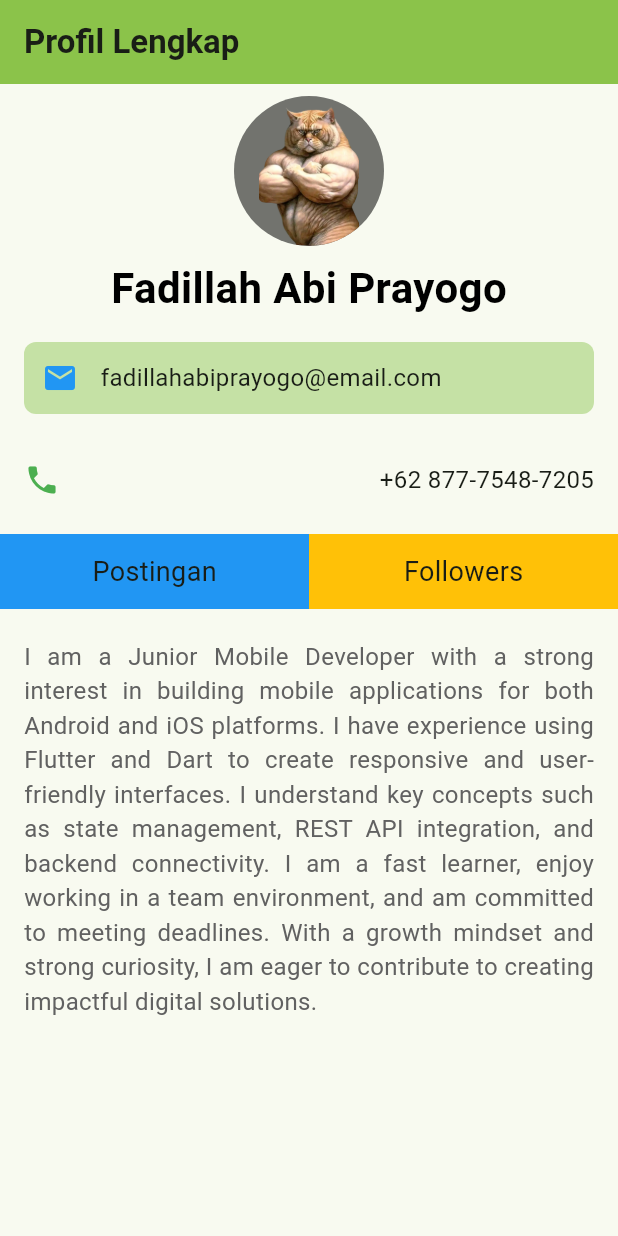
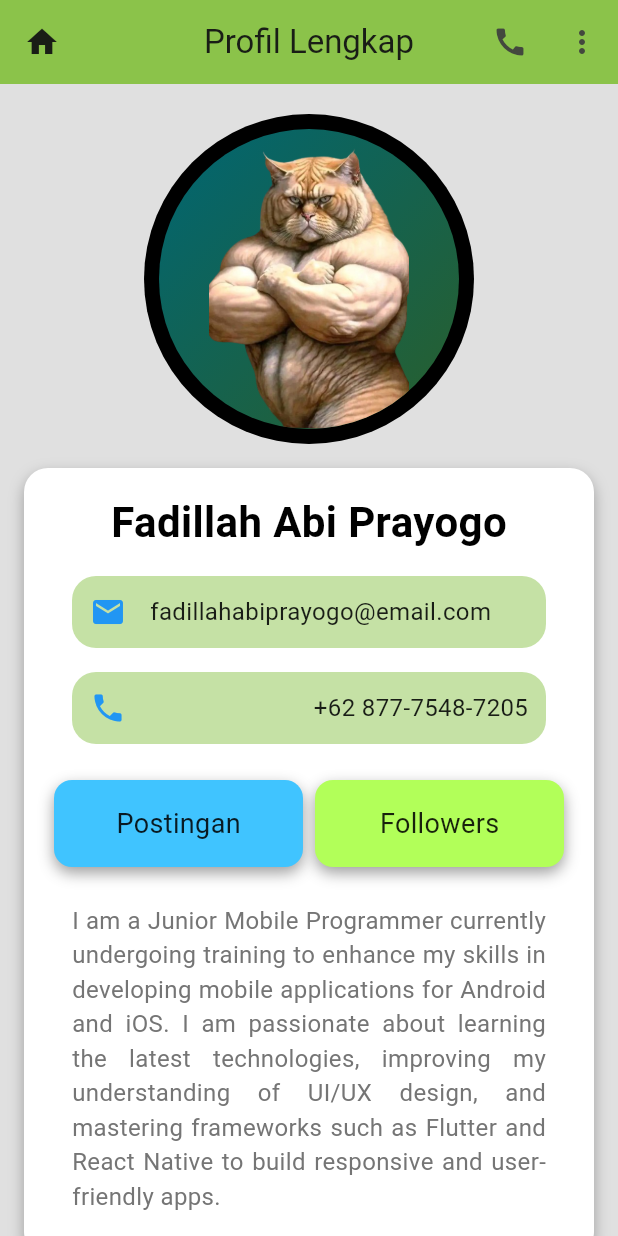
Before and after one commit to fadillahabi/belajar_flutter, a Flutter app: the screen it shows after launch, on a phone screen of 412 x 824 dp. Run offline on Flutter 3.47's test engine with Material 3 defaults, Android fonts, the phone set to English and light mode, and no system bars.

Commit message:
Tugas 2 Flutter  : Done

```diff
--- a/projectFlutter/belajar flutter/ppkd_flutter/lib/main.dart
+++ b/projectFlutter/belajar flutter/ppkd_flutter/lib/main.dart
@@ -2,7 +2,7 @@ import 'package:flutter/material.dart';
 import 'package:ppkd_flutter/meet_2/meet_2.dart';
 import 'package:ppkd_flutter/meet_2/meet_2A.dart';
 // import 'package:ppkd_flutter/meet_2/meet_2A.dart';
-import 'package:ppkd_flutter/tugas_2_fluuter.dart';
+import 'package:ppkd_flutter/tugas_2_flutter.dart';
 // import 'package:ppkd_flutter/meet_1/meet.dart';
 // import 'package:ppkd_flutter/tugas_1_flutter.dart';
 
--- /dev/null
+++ b/projectFlutter/belajar flutter/ppkd_flutter/lib/tugas_2_flutter.dart
@@ -0,0 +1,202 @@
+import 'package:flutter/material.dart';
+
+class Tugas2Flutter extends StatelessWidget {
+  const Tugas2Flutter({super.key});
+
+  @override
+  Widget build(BuildContext context) {
+    return Scaffold(
+      appBar: AppBar(
+        backgroundColor: Colors.lightGreen,
+        centerTitle: true,
+        title: Text('Profil Lengkap'),
+        leading: IconButton(onPressed: () {}, icon: Icon(Icons.home)),
+        actions: [
+          IconButton(onPressed: () {}, icon: Icon(Icons.call)),
+          IconButton(onPressed: () {}, icon: Icon(Icons.more_vert)),
+        ],
+      ),
+      backgroundColor: Colors.grey[300],
+      body: Column(
+        children: [
+          SizedBox(height: 20),
+          CircleAvatar(
+            radius: 110,
+            backgroundColor: Colors.black,
+            child: Padding(
+              padding: const EdgeInsets.all(8.0),
+              child: Center(
+                child: Container(
+                  height: 200,
+                  width: 200,
+                  decoration: BoxDecoration(
+                    color: Colors.black54,
+                    borderRadius: BorderRadius.circular(100),
+                    gradient: LinearGradient(
+                      colors: [Colors.cyan, Colors.green],
+                      begin: Alignment.topLeft,
+                      end: Alignment.bottomRight,
+                    ),
+                    image: DecorationImage(
+                      image: AssetImage("assets/images/catmuscle.png"),
+                    ),
+                  ),
+                ),
+              ),
+            ),
+          ),
+          Container(
+            margin: EdgeInsets.all(16),
+            padding: EdgeInsets.all(16),
+            decoration: BoxDecoration(
+              color: Colors.white,
+              borderRadius: BorderRadius.circular(16),
+              boxShadow: [
+                BoxShadow(
+                  color: Colors.grey,
+                  blurRadius: 8,
+                  offset: Offset(0, 4),
+                ),
+              ],
+            ),
+            child: Column(
+              crossAxisAlignment: CrossAxisAlignment.center,
+              children: [
+                Text(
+                  "Fadillah Abi Prayogo",
+                  style: TextStyle(
+                    fontSize: 28,
+                    fontWeight: FontWeight.bold,
+                    color: Colors.black,
+                  ),
+                ),
+                Padding(
+                  padding: EdgeInsets.all(16),
+                  child: Container(
+                    padding: EdgeInsets.all(12),
+                    decoration: BoxDecoration(
+                      color: Colors.lightGreen[200],
+                      borderRadius: BorderRadius.circular(16),
+                    ),
+                    child: Row(
+                      children: [
+                        Icon(Icons.email, color: Colors.blue),
+                        SizedBox(width: 16),
+                        Text(
+                          'fadillahabiprayogo@email.com',
+                          style: TextStyle(fontSize: 16),
+                        ),
+                      ],
+                    ),
+                  ),
+                ),
+                Padding(
+                  padding: EdgeInsets.symmetric(horizontal: 16.0),
+                  child: Container(
+                    padding: EdgeInsets.all(12),
+                    decoration: BoxDecoration(
+                      color: Colors.lightGreen[200],
+                      borderRadius: BorderRadius.circular(16),
+                    ),
+                    child: Row(
+                      children: [
+                        Icon(Icons.phone, color: Colors.blue),
+                        Spacer(),
+                        Text(
+                          "+62 877-7548-7205",
+                          style: TextStyle(fontSize: 16,),
+                        ),
+                      ],
+                    ),
+                  ),
+                ),
+                SizedBox(height: 20),
+                Row(
+                  children: [
+                    Expanded(
+                      child: Container(
+                        margin: EdgeInsets.all(4),
+                        padding: EdgeInsets.all(16),
+                        decoration: BoxDecoration(
+                          color: Colors.lightBlueAccent,
+                          borderRadius: BorderRadius.circular(12),
+                          boxShadow: [
+                            BoxShadow(
+                              color: Colors.grey,
+                              blurRadius: 8,
+                              offset: Offset(0, 4),
+                            ),
+                          ],
+                        ),
+                        child: Center(
+                          child: Text(
+                            "Postingan",
+                            style: TextStyle(
+                              fontSize: 18,
+                              color: Colors.black87,
+                            ),
+                          ),
+                        ),
+                      ),
+                    ),
+                    Expanded(
+                      child: Container(
+                        margin: EdgeInsets.all(4),
+                        padding: EdgeInsets.all(16),
+                        decoration: BoxDecoration(
+                          color: Colors.lightGreenAccent,
+                          borderRadius: BorderRadius.circular(12),
+                          boxShadow: [
+                            BoxShadow(
+                              color: Colors.grey,
+                              blurRadius: 8,
+                              offset: Offset(0, 4),
+                            ),
+                          ],
+                        ),
+                        child: Center(
+                          child: Text(
+                            "Followers",
+                            style: TextStyle(
+                              fontSize: 18,
+                              color: Colors.black87,
+                            ),
+                          ),
+                        ),
+                      ),
+                    ),
+                  ],
+                ),
+                SizedBox(height: 8),
+                Padding(
+                  padding: EdgeInsets.symmetric(horizontal: 16, vertical: 12),
+                  child: Text(
+                    "I am a Junior Mobile Programmer currently undergoing training to enhance my skills in developing mobile applications for Android and iOS. I am passionate about learning the latest technologies, improving my understanding of UI/UX design, and mastering frameworks such as Flutter and React Native to build responsive and user-friendly apps.",
+                    style: TextStyle(fontSize: 16, color: Colors.grey[600]),
+                    textAlign: TextAlign.justify,
+                  ),
+                ),
+              ],
+            ),
+          ),
+          // SizedBox(height: 100),
+          Padding(padding: EdgeInsets.symmetric(vertical: 4)),
+          Expanded(
+            child: Container(
+              color: Colors.lightGreen,
+              child: Padding(
+                padding: const EdgeInsets.all(8.0),
+                child: Center(
+                  child: Text(
+                    "© 2025 Fadillah Abi Prayogo — Built with Flutter & ❤️",
+                    style: TextStyle(fontSize: 16),
+                  ),
+                ),
+              ),
+            ),
+          ),
+        ],
+      ),
+    );
+  }
+}
--- a/projectFlutter/belajar flutter/ppkd_flutter/lib/tugas_2_fluuter.dart
+++ /dev/null
@@ -1,129 +0,0 @@
-import 'package:flutter/material.dart';
-
-class Tugas2Flutter extends StatelessWidget {
-  const Tugas2Flutter({super.key});
-
-  @override
-  Widget build(BuildContext context) {
-    return Scaffold(
-      appBar: AppBar(
-        backgroundColor: Colors.lightGreen,
-        title: Text(
-          "Profil Lengkap",
-          style: TextStyle(fontWeight: FontWeight.bold),
-        ),
-      ),
-      body: Column(
-        children: [
-          Padding(
-            padding: const EdgeInsets.all(8.0),
-            child: Center(
-              child: Container(
-                height: 100,
-                width: 100,
-                decoration: BoxDecoration(
-                  color: Colors.black54,
-                  borderRadius: BorderRadius.circular(100),
-                  image: DecorationImage(
-                    image: AssetImage("assets/images/catmuscle.png"),
-                  ),
-                ),
-              ),
-            ),
-          ),
-          Text(
-            "Fadillah Abi Prayogo",
-            style: TextStyle(
-              fontSize: 28,
-              fontWeight: FontWeight.bold,
-              color: Colors.black,
-            ),
-          ),
-          Padding(
-            padding: EdgeInsets.all(16),
-            child: Container(
-              padding: EdgeInsets.all(12),
-              decoration: BoxDecoration(
-                color: Colors.lightGreen[200],
-                borderRadius: BorderRadius.circular(8),
-              ),
-              child: Row(
-                children: [
-                  Icon(Icons.email, color: Colors.blue),
-                  SizedBox(width: 15),
-                  Text(
-                    'fadillahabiprayogo@email.com',
-                    style: TextStyle(fontSize: 16),
-                  ),
-                ],
-              ),
-            ),
-          ),
-          Padding(
-            padding: EdgeInsets.all(16),
-            child: Row(
-              children: [
-                Icon(Icons.phone, color: Colors.green),
-                Spacer(),
-                Text("+62 877-7548-7205", style: TextStyle(fontSize: 16)),
-              ],
-            ),
-          ),
-          SizedBox(height: 8),
-          Row(
-            children: [
-              Expanded(
-                child: Container(
-                  height: 50,
-                  width: 50,
-                  color: Colors.blue,
-                  child: Padding(
-                    padding: const EdgeInsets.all(8.0),
-                    child: Center(
-                      child: Text("Postingan", style: TextStyle(fontSize: 18)),
-                    ),
-                  ),
-                ),
-              ),
-              Expanded(
-                child: Container(
-                  height: 50,
-                  width: 50,
-                  color: Colors.amber,
-                  child: Padding(
-                    padding: const EdgeInsets.all(8.0),
-                    child: Center(
-                      child: Text("Followers", style: TextStyle(fontSize: 18)),
-                    ),
-                  ),
-                ),
-              ),
-            ],
-          ),
-          SizedBox(height: 8),
-          Padding(
-            padding: EdgeInsets.symmetric(horizontal: 16, vertical: 12),
-            child: Text(
-              "I am a Junior Mobile Developer with a strong interest in building mobile applications for both Android and iOS platforms. I have experience using Flutter and Dart to create responsive and user-friendly interfaces. I understand key concepts such as state management, REST API integration, and backend connectivity. I am a fast learner, enjoy working in a team environment, and am committed to meeting deadlines. With a growth mindset and strong curiosity, I am eager to contribute to creating impactful digital solutions.",
-              textAlign: TextAlign.justify,
-              style: TextStyle(fontSize: 16, color: Colors.grey[700]),
-            ),
-          ),
-          SizedBox(height: 148),
-          Expanded(
-            child: Container(
-
-              color: Colors.grey[400],
-              child: Padding(
-                padding: const EdgeInsets.all(8.0),
-                child: Center(
-                  child: Text("© 2025 Fadillah Abi Prayogo — Built with Flutter & ❤️.", style: TextStyle(fontSize: 14)),
-                ),
-              ),
-            ),
-          ),
-        ],
-      ),
-    );
-  }
-}
```
Also changed, not shown: projectFlutter/belajar flutter/ppkd_flutter/pubspec.lock.
